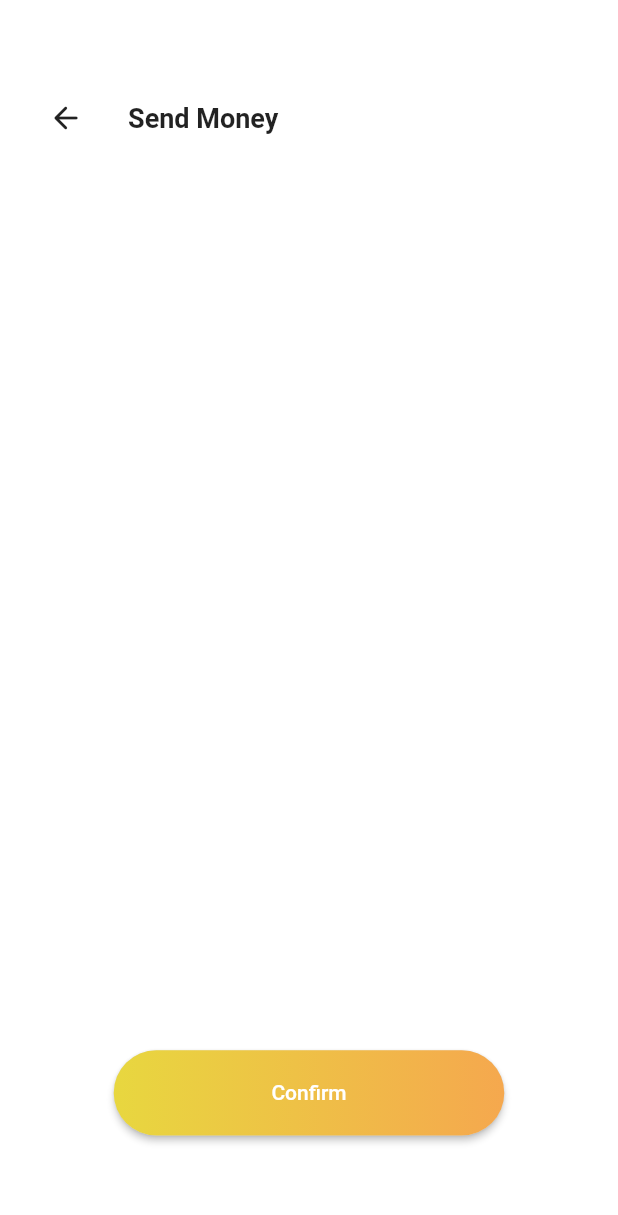
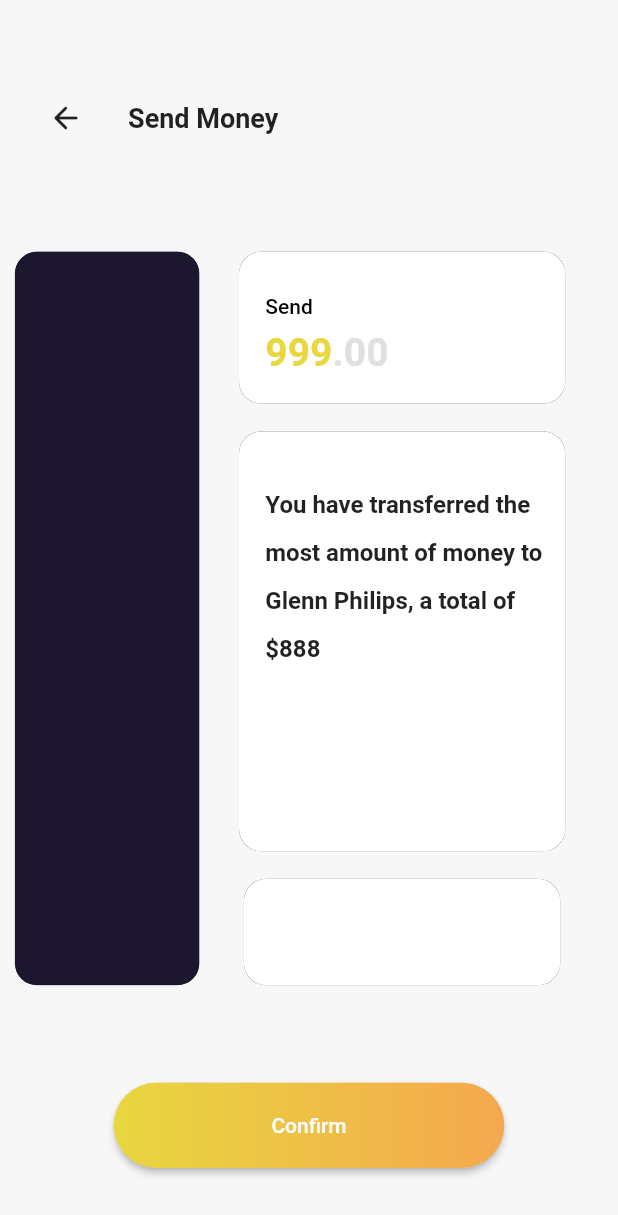
Before and after one commit to isnihal/Ocean-Bank, a Flutter app: the screen it shows after launch, on a phone screen of 412 x 824 dp. Shown: the top 1215 px of the screen. Run offline on Flutter 3.47's test engine with Material 2 defaults, Android fonts, the phone set to English and light mode, and no system bars; our stand-ins replace flutter_screenutil.

Commit message:
Send money 70%

```diff
--- a/lib/main.dart
+++ b/lib/main.dart
@@ -13,7 +13,7 @@ class MyApp extends StatelessWidget {
     return MaterialApp(
       title: 'Ocean',
       theme: ThemeData(
-        backgroundColor: Colors.white,
+        backgroundColor: Color(0xFFF7F7F7),
         // This is the theme of your application.
         //
         // Try running your application with "flutter run". You'll see the
--- a/lib/screens/send_money.dart
+++ b/lib/screens/send_money.dart
@@ -22,6 +22,7 @@ class _SendMoneyState extends State<SendMoney> {
               left: ScreenUtil().setWidth(18)
             ),
             child: Row(
+              mainAxisAlignment: MainAxisAlignment.start,
               children: [
                 IconButton(
                   icon: Icon(Icons.arrow_back_rounded),
@@ -35,7 +36,114 @@ class _SendMoneyState extends State<SendMoney> {
             ),
             width: double.infinity,
           ),
-          Expanded(child: Container()),
+          Container(
+            height: ScreenUtil().setHeight(482),
+            width: double.infinity,
+            margin: EdgeInsets.only(
+              left: ScreenUtil().setWidth(9),
+              top: ScreenUtil().setHeight(64),
+              bottom: ScreenUtil().setHeight(64)
+            ),
+            child: Row(
+              children: [
+                ClipRRect(
+                  borderRadius: BorderRadius.circular(15),
+                  child: Container(
+                    decoration: BoxDecoration(
+                      color: Color(0xFF1C162E),
+                        boxShadow: [BoxShadow(
+                          color: Colors.black,
+                          blurRadius: 1.0,
+                        ),]
+                    ),
+                    height: ScreenUtil().setHeight(482),
+                    width: ScreenUtil().setWidth(112),
+                  ),
+                ),
+                SizedBox(width: ScreenUtil().setWidth(24),),
+                Column(
+                  children: [
+                    ClipRRect(
+                      borderRadius: BorderRadius.circular(15),
+                      child: Container(
+                        width: ScreenUtil().setWidth(198),
+                        height: ScreenUtil().setHeight(100),
+                        decoration: BoxDecoration(
+                            color: Colors.white,
+                            boxShadow: [BoxShadow(
+                              color: Colors.black,
+                              blurRadius: 1.0,
+                            ),]
+                        ),
+                        child: Padding(
+                          padding: EdgeInsets.only(
+                            top: ScreenUtil().setHeight(28),
+                            left: ScreenUtil().setWidth(16)
+                          ),
+                          child: Column(
+                            crossAxisAlignment: CrossAxisAlignment.start,
+                            children: [
+                              Text("Send",style: TextStyle(color: Colors.black,fontSize: 14,fontWeight: FontWeight.w500),),
+                              SizedBox(height: ScreenUtil().setHeight(8),),
+                              Row(
+                                children: [
+                                  Text("999",style: TextStyle(fontSize: 26,fontWeight: FontWeight.w600,color: Color(0xFFE8D73F)),),
+                                  Text(".00",style: TextStyle(fontSize: 26,fontWeight: FontWeight.w600,color: Color(0xFFE0E0E0)))
+                                ],
+                              )
+                            ],
+                          ),
+                        ),
+                      ),
+                    ),
+                    SizedBox(height: ScreenUtil().setHeight(18),),
+                    ClipRRect(
+                      borderRadius: BorderRadius.circular(15),
+                      child: Container(
+                        width: ScreenUtil().setWidth(198),
+                        height: ScreenUtil().setHeight(276),
+                        decoration: BoxDecoration(
+                            color: Colors.white,
+                            boxShadow: [BoxShadow(
+                              color: Colors.black,
+                              blurRadius: 1.0,
+                            ),]
+                        ),
+                        child: Padding(
+                          padding: EdgeInsets.only(
+                              top: ScreenUtil().setHeight(28),
+                              left: ScreenUtil().setWidth(16)
+                          ),
+                          child: Column(
+                            crossAxisAlignment: CrossAxisAlignment.start,
+                            children: [
+                              Text("You have transferred the most amount of money to Glenn Philips, a total of \$888",style: TextStyle(color: Colors.black87,height: ScreenUtil().setHeight(2),fontSize: 16,fontWeight: FontWeight.w600),)
+                            ],
+                          ),
+                        ),
+                      ),
+                    ),
+                    SizedBox(height: ScreenUtil().setHeight(18),),
+                    ClipRRect(
+                      borderRadius: BorderRadius.circular(15),
+                      child: Container(
+                        width: ScreenUtil().setWidth(192),
+                        height: ScreenUtil().setHeight(70),
+                        decoration: BoxDecoration(
+                          color: Colors.white,
+                            boxShadow: [BoxShadow(
+                              color: Colors.black,
+                              blurRadius: 1.0,
+                            ),]
+                        ),
+                      ),
+                    ),
+
+                  ],
+                )
+              ],
+            ),
+          ),
           RaisedButton(
             padding: const EdgeInsets.all(0.0),
             shape: RoundedRectangleBorder(borderRadius: BorderRadius.circular(60)),
@@ -60,7 +168,6 @@ class _SendMoneyState extends State<SendMoney> {
               child: Center(child: Text("Confirm",style: TextStyle(color: Colors.white),)),
             ),
           ),
-          SizedBox(height: ScreenUtil().setHeight(66),)
         ],
       ),
     );
```
